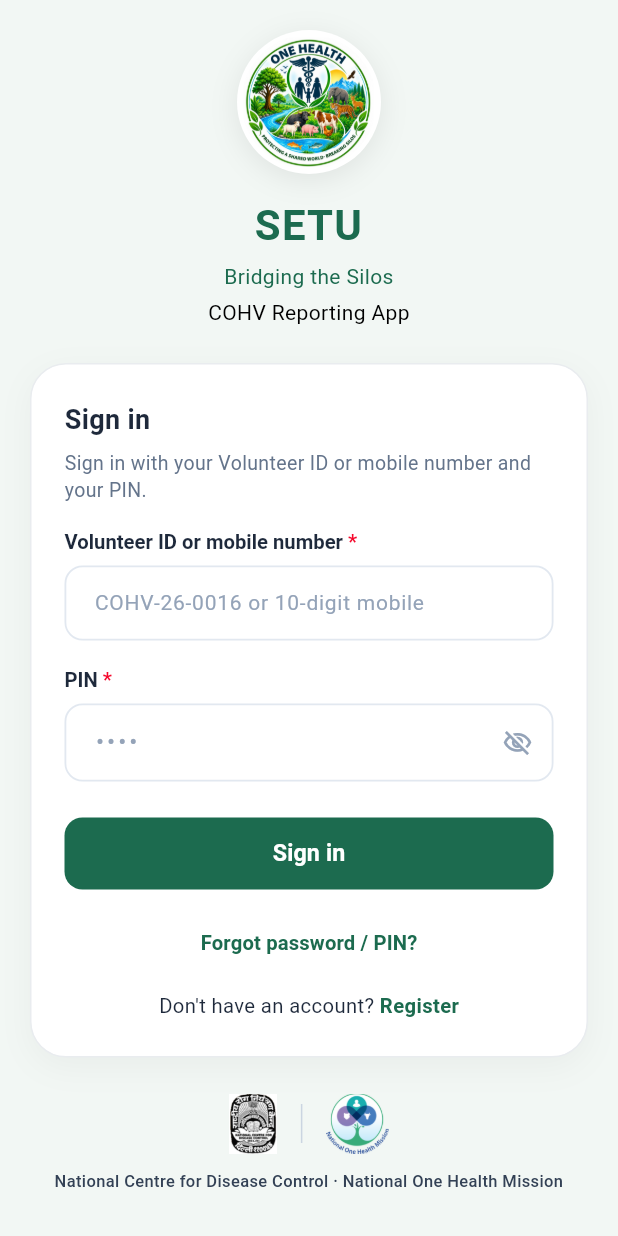
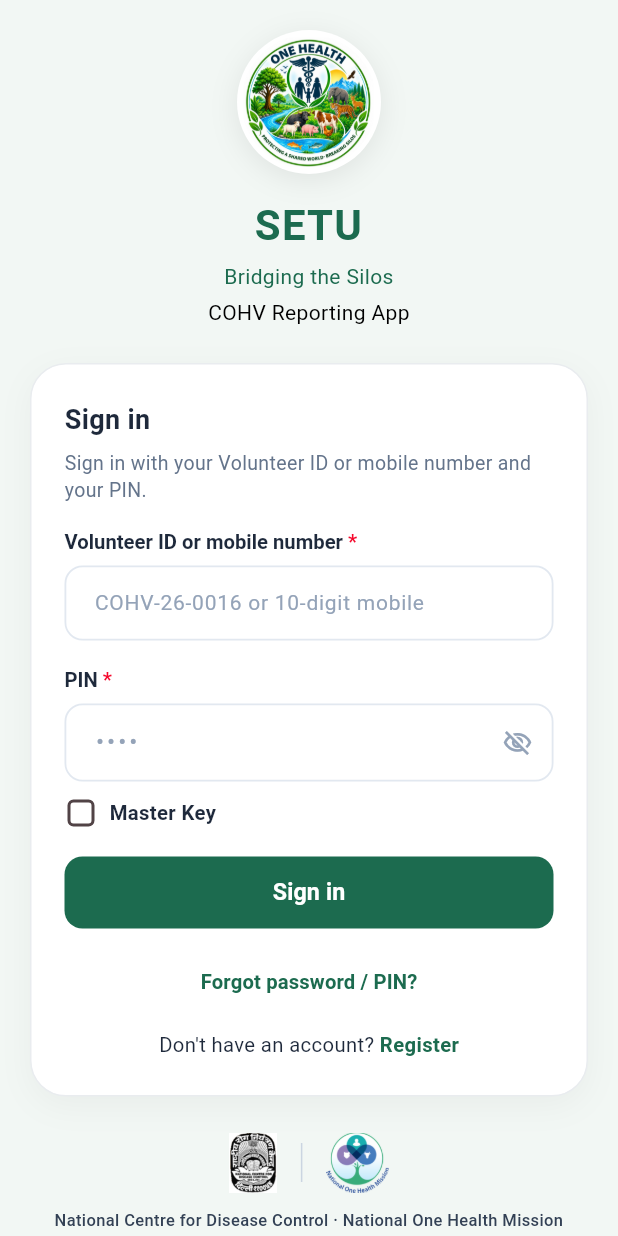
Before and after one commit to mdIrfan4019/one_health_community_volunteer, a Flutter app: the screen it shows after launch, on a phone screen of 412 x 824 dp. Run offline on Flutter 3.47's test engine with Material 3 defaults, Android fonts, the phone set to English and light mode, and no system bars; our stand-ins replace file_picker, geolocator, image_picker, permission_handler, shared_preferences; accounts and stored records are empty.

Commit message:
master key

```diff
--- a/lib/features/auth/domain/auth_models.dart
+++ b/lib/features/auth/domain/auth_models.dart
@@ -6,13 +6,13 @@
   final String identifier; // Volunteer ID or 10-digit mobile
   final String pin;
   final String? deviceId;
-  final bool useMasterKey;
+  final bool? useMasterKey;
 
   SignInWithPinRequest({
     required this.identifier,
     required this.pin,
     this.deviceId,
-    this.useMasterKey = false,
+    this.useMasterKey,
   });
 
   String get login => identifier;
@@ -21,7 +21,7 @@
     'login': identifier,
     'pin': pin,
     if (deviceId != null && deviceId!.isNotEmpty) 'device_id': deviceId,
-    if (useMasterKey) 'use_master_key': true,
+    if (useMasterKey != null) 'use_master_key': useMasterKey,
   };
 }
 
--- a/lib/features/auth/presentation/screens/sign_in_screen.dart
+++ b/lib/features/auth/presentation/screens/sign_in_screen.dart
@@ -27,6 +27,7 @@
 
   bool _isLoading = false;
   bool _obscurePin = true;
+  bool _useMasterKey = false;
 
   // Holds attention/validation errors displayed in the Amber banner
   List<String> _attentionErrors = [];
@@ -88,10 +89,14 @@
 
     try {
       final deviceId = await SessionManager.getOrCreateDeviceId();
+      debugPrint(
+        '[AUTH] Logging in with identifier: ${_identifierController.text.trim()}, Master Key: $_useMasterKey',
+      );
       final request = SignInWithPinRequest(
         identifier: _identifierController.text.trim(),
         pin: _pinController.text.trim(),
         deviceId: deviceId,
+        useMasterKey: _useMasterKey,
       );
       final session = await _apiService.loginWithPin(request);
 
@@ -447,7 +452,47 @@
                             },
                           ),
 
-                          const SizedBox(height: 24),
+                          const SizedBox(height: 10),
+
+                          // Master Key Checkbox
+                          Row(
+                            children: [
+                              SizedBox(
+                                width: 22,
+                                height: 22,
+                                child: Checkbox(
+                                  value: _useMasterKey,
+                                  activeColor: AppColors.setuGreen,
+                                  shape: RoundedRectangleBorder(
+                                    borderRadius: BorderRadius.circular(4),
+                                  ),
+                                  onChanged: (val) {
+                                    setState(() {
+                                      _useMasterKey = val ?? false;
+                                    });
+                                  },
+                                ),
+                              ),
+                              const SizedBox(width: 8),
+                              GestureDetector(
+                                onTap: () {
+                                  setState(() {
+                                    _useMasterKey = !_useMasterKey;
+                                  });
+                                },
+                                child: const Text(
+                                  'Master Key',
+                                  style: TextStyle(
+                                    fontSize: 13.5,
+                                    fontWeight: FontWeight.w600,
+                                    color: AppColors.textDark,
+                                  ),
+                                ),
+                              ),
+                            ],
+                          ),
+
+                          const SizedBox(height: 18),
 
                           // Primary Action Button (Sign in)
                           SizedBox(
```
Also changed, not shown: 1 other file.
